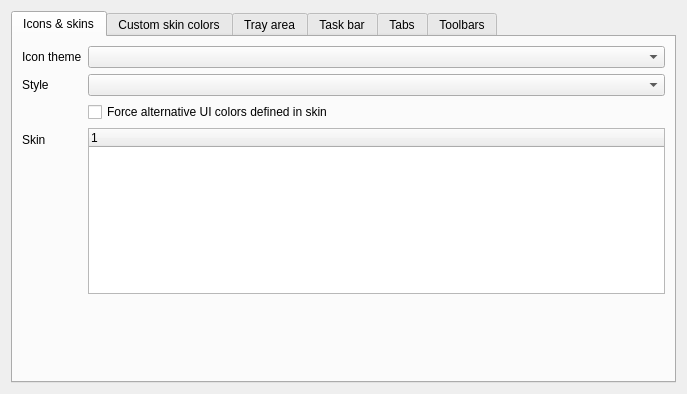
This is src/librssguard/gui/settings/settingsgui.ui in martinrotter/rssguard as Qt 5 draws it before an edit. The edited form follows.
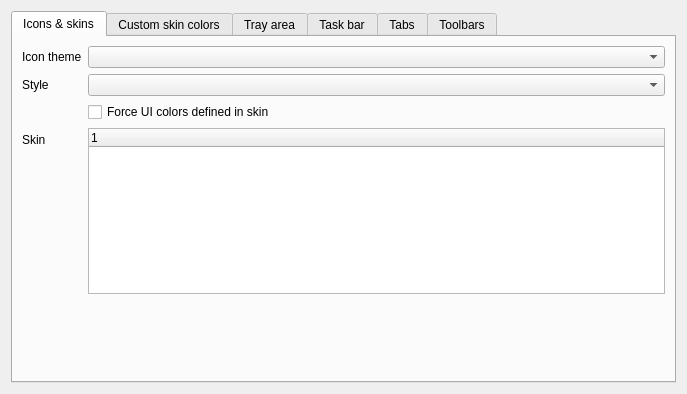
This is the edited form. Custom widgets are drawn as their Qt base class.

Commit message: work on skins, documentmode again to false, cause it just looks bad

```diff
--- a/src/librssguard/gui/settings/settingsgui.ui
+++ b/src/librssguard/gui/settings/settingsgui.ui
@@ -109,7 +109,7 @@
        <item row="2" column="1">
         <widget class="QCheckBox" name="m_checkForceAlternativePalette">
          <property name="text">
-          <string>Force alternative UI colors defined in skin</string>
+          <string>Force UI colors defined in skin</string>
          </property>
         </widget>
        </item>
```
The commit also changes 6 other files.
